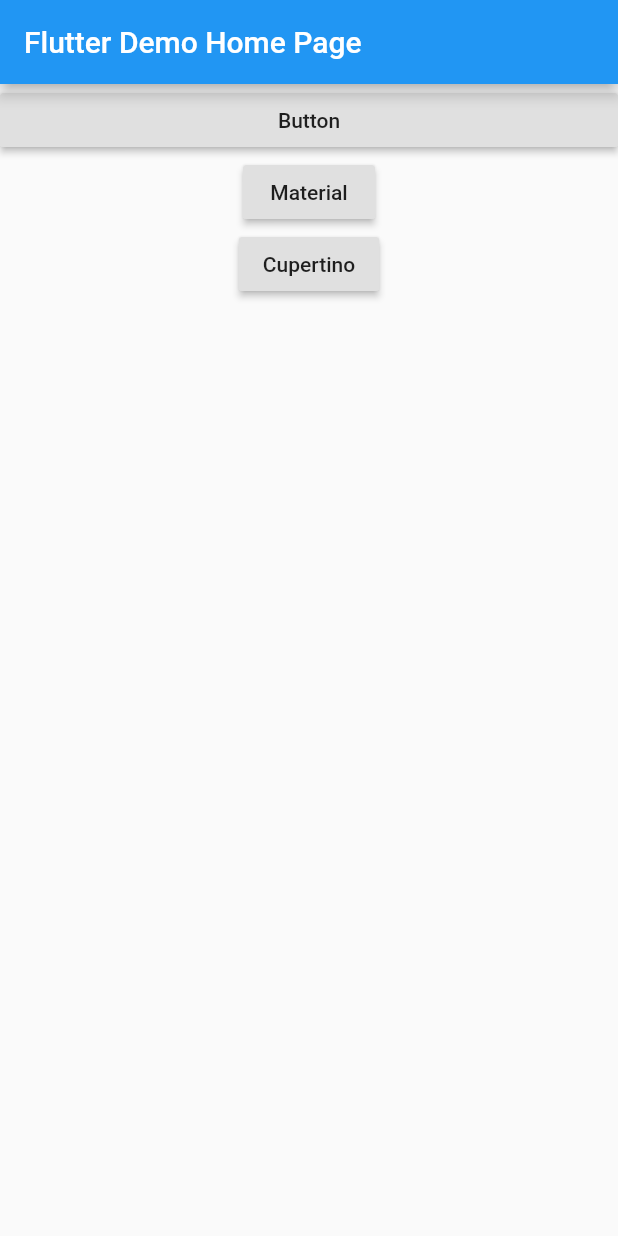
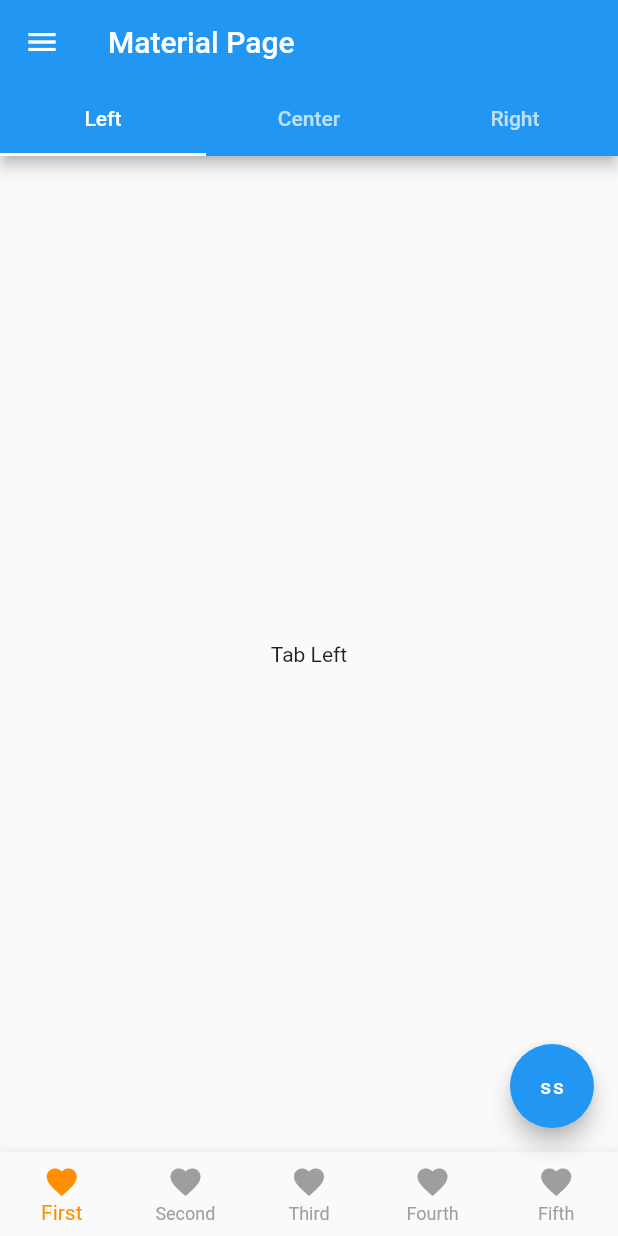
Before and after one commit to rentongfu/myfluttertest, a Flutter app: the screen it shows after launch, after a tap on "Material", on a phone screen of 412 x 824 dp. Run offline on Flutter 3.47's test engine with Material 2 defaults, Android fonts, the phone set to English and light mode, and no system bars; missing offline and left inert: dart:ffi.

Commit message:
Material相关组件demo，修改android gradle仓库配置

```diff
--- a/lib/cupertino/CupertinoTabTestPage.dart
+++ b/lib/cupertino/CupertinoTabTestPage.dart
@@ -6,7 +6,8 @@ class CupertinoTabTestPage extends StatelessWidget{
   @override
   Widget build(BuildContext context) {
 
-    return CupertinoTabScaffold(tabBar: CupertinoTabBar(
+    return CupertinoTabScaffold(
+        tabBar: CupertinoTabBar(
           items: <BottomNavigationBarItem>[
             BottomNavigationBarItem(icon: Text("First", style: TextStyle(fontSize: 14),)),
             BottomNavigationBarItem(icon: Text("Second", style: TextStyle(fontSize: 14),)),
@@ -14,11 +15,13 @@ class CupertinoTabTestPage extends StatelessWidget{
             BottomNavigationBarItem(icon: Text("Fourth", style: TextStyle(fontSize: 14),)),
             BottomNavigationBarItem(icon: Text("Fifth", style: TextStyle(fontSize: 14),)),
           ],
-    ), tabBuilder: (context , index){
+        ),
+        tabBuilder: (context , index){
           return Center(
-        child: Text("This is Tab${index}", style: TextStyle(fontSize: 16),),
+            child: Text("This is Tab$index", style: TextStyle(fontSize: 16),),
           );
-    });
+        },
+    );
   }
 
 }
--- a/lib/main.dart
+++ b/lib/main.dart
@@ -2,6 +2,8 @@ import 'package:flutter/cupertino.dart';
 import 'package:flutter/material.dart';
 import 'package:myfluttertest/button/ButtonPage.dart';
 import 'package:myfluttertest/cupertino/CupertinoTestPage.dart';
+
+import 'material/MaterialTestPage.dart';
 
 void main() {
   runApp(MyApp());
@@ -52,7 +54,9 @@ class _MyHomePageState extends State<MyHomePage> {
               )
             ],),
             RaisedButton(onPressed: (){
-
+              Navigator.push(context, MaterialPageRoute(builder: (context){
+                return MaterialTestPage();
+              }));
             },
             child: Text("Material"),),
             RaisedButton(
--- /dev/null
+++ b/lib/material/MaterialTestPage.dart
@@ -0,0 +1,175 @@
+
+import 'package:flutter/cupertino.dart';
+import 'package:flutter/material.dart';
+
+class MaterialTestPage extends StatefulWidget{
+  @override
+  State<StatefulWidget> createState() {
+      return MaterialTestPageState();
+  }
+}
+
+class MaterialTestPageState extends State<MaterialTestPage> with SingleTickerProviderStateMixin{
+    int selectedTabIndex = 0 ;
+    TabController tabController;
+
+    @override
+    void initState() {
+        // TODO: implement initState
+        //  super.initState();
+        tabController = new TabController(length: 3, vsync: this);
+        textEditingController = new TextEditingController();
+        scrollController = new ScrollController();
+    }
+
+    @override
+    void dispose() {
+        tabController.dispose();
+        textEditingController.dispose();
+        scrollController.dispose();
+        super.dispose();
+    }
+
+  @override
+  Widget build(BuildContext context) {
+      return Scaffold(
+          appBar: AppBar(
+              title: Text("Material Page"),
+              bottom: TabBar(
+                  controller: tabController,
+                  tabs: <Widget>[
+                      Tab(text: "Left",),
+                      Tab(text: "Center",),
+                      Tab(text: "Right",)
+                  ],
+              ),
+          ),
+          body: Center(
+              child: createTab(),
+          ),
+          drawer: Drawer(
+              child: Column(
+                  children: <Widget>[
+                      Text("Drawer Item 1"),
+                      Text("Drawer Item 2"),
+                      Text("Drawer Item 3"),
+                      Text("Drawer Item 3"),
+                  ],
+              )
+          ),
+          bottomNavigationBar: BottomNavigationBar(
+              currentIndex: selectedTabIndex,
+              items: <BottomNavigationBarItem>[
+                  BottomNavigationBarItem(icon: Icon(Icons.favorite) , title: Text("First")),
+                  BottomNavigationBarItem(icon: Icon(Icons.favorite) , title: Text("Second")),
+                  BottomNavigationBarItem(icon: Icon(Icons.favorite), title: Text("Third")),
+                  BottomNavigationBarItem(icon: Icon(Icons.favorite) , title: Text("Fourth")),
+                  BottomNavigationBarItem(icon: Icon(Icons.favorite) , title: Text("Fifth")),
+              ],
+              selectedItemColor: Colors.amber[800],
+              unselectedItemColor: Colors.grey,
+              onTap: (index){
+                  setState(() {
+                    selectedTabIndex = index;
+                  });
+              },
+              type: BottomNavigationBarType.fixed,
+          ),
+          floatingActionButton: FloatingActionButton(
+              child: Text("ss"),
+              onPressed: (){
+
+              },
+          ),
+      );
+  }
+
+  bool switchValue = false;
+    int radioIndex = 0 ;
+    double slideValue = 0 ;
+    TextEditingController textEditingController ;
+    ScrollController scrollController;
+
+  Widget createTab() {
+      if(selectedTabIndex== 0)
+          return TabBarView(children: <Widget>[
+              Center(child: Text("Tab Left"),),
+              Center(child: Text("Tab Center"),),
+              Center(child: Text("Tab Right"),),
+          ],
+              controller: tabController,
+          );
+      else if(selectedTabIndex == 1){
+          return SingleChildScrollView(
+              controller: scrollController,
+              child: Column(
+                  children: <Widget>[
+                      ListTile(
+                          title: Text("Radio 0"),
+                          leading: Radio(value:  0, groupValue:radioIndex, onChanged: (v){
+                              setState(() {
+                                  radioIndex = v ;
+                              });
+                          })
+                      ),
+                      ListTile(
+                          title: Text("Radio 1"),
+                          leading: Radio(value:  1, groupValue: radioIndex, onChanged: (v){
+                              setState(() {
+                                  radioIndex = v ;
+                              });
+                          })
+                      ),
+                      ListTile(
+                          title: Text("Switch"),
+                          trailing: Switch(value: switchValue, onChanged: (v){
+                              setState(() {
+                                  switchValue = v;
+                              });
+                          }),
+                      ),
+                      RaisedButton(
+                          child: Text("Date Picker"),
+                          onPressed: () async{
+                              var result = await showDatePicker(context: context, initialDate: DateTime(2020,1,1), firstDate: DateTime(2020,1,1), lastDate: DateTime(2020,1,5));
+                          },
+                      ),
+                      RaisedButton(
+                          child: Text("Time Picker"),
+                          onPressed: (){
+                              showTimePicker(context: context, initialTime: TimeOfDay(hour:8 , minute: 30));
+                          },
+                      ),
+                      TextField(
+                          controller: textEditingController,
+                          autofocus: false,
+                      ),
+                      Slider(
+                          value: slideValue,
+                          onChanged: (v){
+                              setState(() {
+                                  slideValue = v;
+                              });
+                          },
+                      ),
+                      RaisedButton(
+                          child: Text("Bottom Sheet"),
+                          onPressed: (){
+                              showModalBottomSheet(context: context, builder: (context){
+                                  return Container(
+                                      height: 240,
+                                      child: Text("ss"),
+                                  );
+                              });
+                          },
+                      )
+                  ],
+              ),
+          );
+      }
+      else
+          return Text("This is Tab$selectedTabIndex");
+
+  }
+
+}
```
Also changed, not shown: 1 other file. Lines whose indentation alone changed are shown as unchanged.
